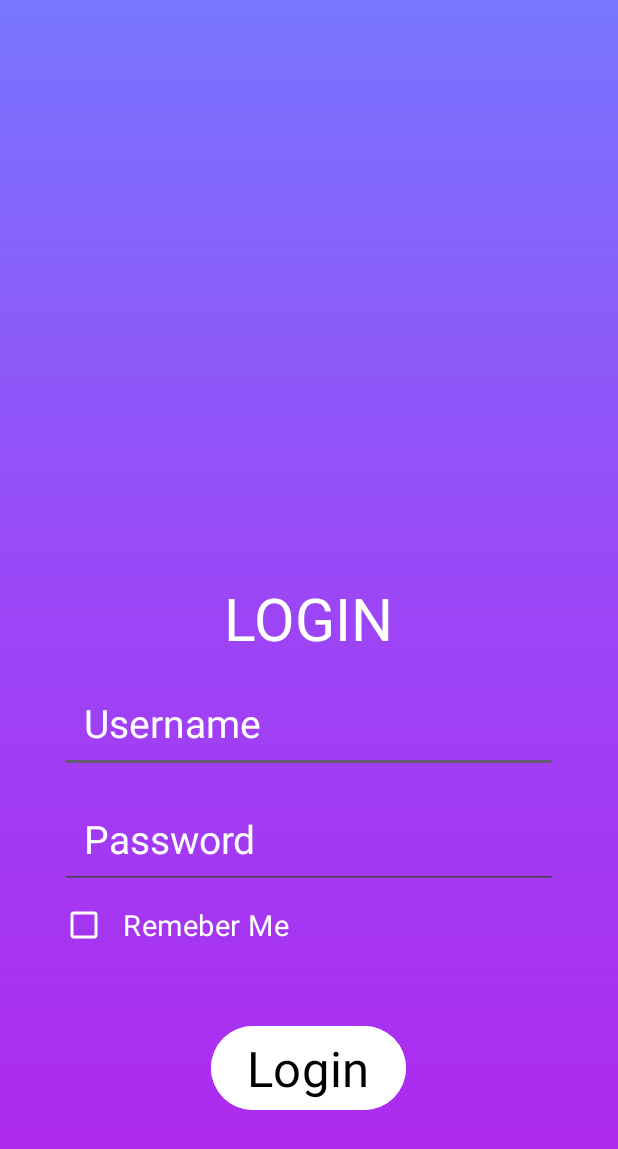
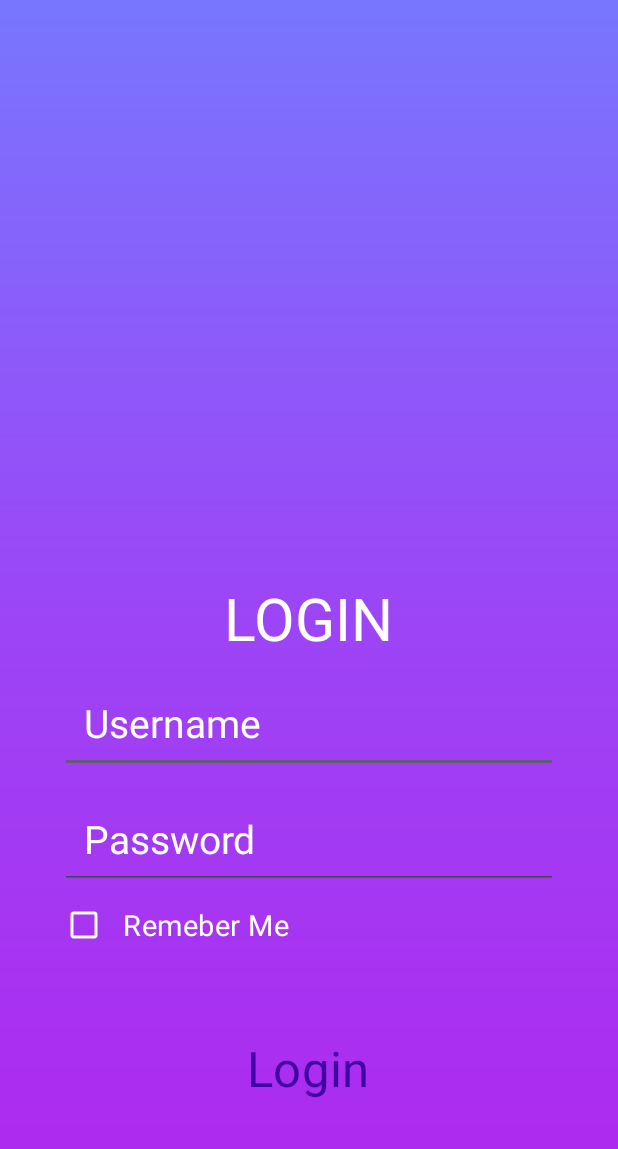
Before and after one commit to SmitCoder/Android_App_development, an Android app: the screen it shows after launch (MainActivity), on a phone screen of 412 x 824 dp. Shown: the top 1149 px of the screen. Run offline under Robolectric (Android 15) with nearby library versions, the phone set to English and light mode, and no system bars; our stand-ins replace sdp/ssp sizes; Roboto replaces fonts that are not available here.

Commit message:
created a custom button with little bit of toggle which changes a color and background

```diff
--- /dev/null
+++ b/app/src/main/res/drawable/custom_button.xml
@@ -0,0 +1,18 @@
+<?xml version="1.0" encoding="utf-8"?>
+<selector xmlns:android="http://schemas.android.com/apk/res/android">
+
+
+    <item android:state_pressed="true">
+        <shape>
+            <corners android:radius="20dp" />
+            <solid android:color="#ECF0F1"/>
+        </shape>
+
+    <item>
+        <shape>
+            <corners android:radius="20dp" />
+            <solid android:color="#101111"/>
+        </shape>
+    </item>
+    </item>
+</selector>
--- a/app/src/main/res/layout/activity_main.xml
+++ b/app/src/main/res/layout/activity_main.xml
@@ -73,19 +73,23 @@
 
    <Button
 
+       android:id="@+id/btn"
        android:layout_width="wrap_content"
        android:layout_height="wrap_content"
-      android:id="@+id/btn"
        android:layout_below="@id/checkbox"
+
        android:layout_centerInParent="true"
+       android:layout_marginStart="@dimen/_30sdp"
+       android:layout_marginTop="@dimen/_30sdp"
 
+       android:layout_marginEnd="@dimen/_30sdp"
+       android:layout_marginBottom="@dimen/_30sdp"
+       android:background="@drawable/custom_button"
+       android:backgroundTint="@color/white"
+       android:hint="Login"
+       android:textColorHint="#4105A4"
        android:textSize="@dimen/_25sdp"
-       android:hint="Login"
-       android:layout_margin="@dimen/_30sdp"
-       android:backgroundTint="@color/white"
-       android:textColorHint="@color/black"
-
-       />
+       app:backgroundTint="@null" />
 
 
 </RelativeLayout>
```
